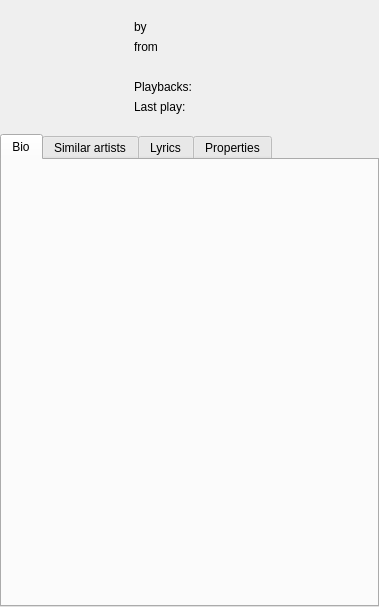
This is src/plugins/lmp/nowplayingwidget.ui in 0xd34df00d/leechcraft as Qt 5 draws it before an edit. The edited form follows.
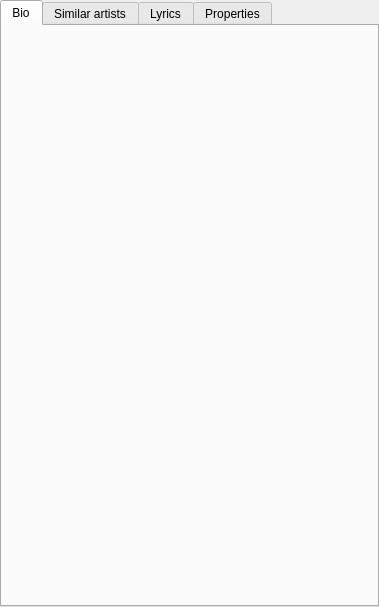
This is the edited form. Custom widgets are drawn as their Qt base class.

Commit message: [LMP] Removed Now Playing subwidget in current track tab.

What changed in the file:
```diff
--- a/src/plugins/lmp/nowplayingwidget.ui
+++ b/src/plugins/lmp/nowplayingwidget.ui
@@ -17,149 +17,6 @@
    <property name="margin">
     <number>0</number>
    </property>
-   <item>
-    <layout class="QHBoxLayout" name="horizontalLayout">
-     <item>
-      <widget class="QLabel" name="Art_">
-       <property name="sizePolicy">
-        <sizepolicy hsizetype="Fixed" vsizetype="Fixed">
-         <horstretch>0</horstretch>
-         <verstretch>0</verstretch>
-        </sizepolicy>
-       </property>
-       <property name="minimumSize">
-        <size>
-         <width>128</width>
-         <height>128</height>
-        </size>
-       </property>
-       <property name="maximumSize">
-        <size>
-         <width>128</width>
-         <height>128</height>
-        </size>
-       </property>
-       <property name="sizeIncrement">
-        <size>
-         <width>1</width>
-         <height>1</height>
-        </size>
-       </property>
-       <property name="baseSize">
-        <size>
-         <width>1</width>
-         <height>1</height>
-        </size>
-       </property>
-       <property name="cursor">
-        <cursorShape>PointingHandCursor</cursorShape>
-       </property>
-       <property name="text">
-        <string/>
-       </property>
-       <property name="scaledContents">
-        <bool>false</bool>
-       </property>
-      </widget>
-     </item>
-     <item>
-      <layout class="QFormLayout" name="TrackInfoLayout_">
-       <property name="fieldGrowthPolicy">
-        <enum>QFormLayout::ExpandingFieldsGrow</enum>
-       </property>
-       <item row="0" column="1">
-        <widget class="QLabel" name="TrackName_">
-         <property name="sizePolicy">
-          <sizepolicy hsizetype="Expanding" vsizetype="Preferred">
-           <horstretch>0</horstretch>
-           <verstretch>0</verstretch>
-          </sizepolicy>
-         </property>
-         <property name="text">
-          <string/>
-         </property>
-        </widget>
-       </item>
-       <item row="1" column="0">
-        <widget class="QLabel" name="label">
-         <property name="text">
-          <string>by</string>
-         </property>
-        </widget>
-       </item>
-       <item row="1" column="1">
-        <widget class="QLabel" name="ArtistName_">
-         <property name="text">
-          <string/>
-         </property>
-        </widget>
-       </item>
-       <item row="2" column="0">
-        <widget class="QLabel" name="label_2">
-         <property name="text">
-          <string>from</string>
-         </property>
-        </widget>
-       </item>
-       <item row="2" column="1">
-        <widget class="QLabel" name="AlbumName_">
-         <property name="text">
-          <string/>
-         </property>
-        </widget>
-       </item>
-       <item row="3" column="1">
-        <widget class="QLabel" name="Genres_">
-         <property name="text">
-          <string/>
-         </property>
-        </widget>
-       </item>
-       <item row="4" column="1">
-        <widget class="QLabel" name="StatsCount_">
-         <property name="text">
-          <string/>
-         </property>
-        </widget>
-       </item>
-       <item row="4" column="0">
-        <widget class="QLabel" name="LabelPlaybacks_">
-         <property name="text">
-          <string>Playbacks:</string>
-         </property>
-        </widget>
-       </item>
-       <item row="5" column="0">
-        <widget class="QLabel" name="LabelLastPlay_">
-         <property name="text">
-          <string>Last play:</string>
-         </property>
-        </widget>
-       </item>
-       <item row="5" column="1">
-        <widget class="QLabel" name="LastPlay_">
-         <property name="text">
-          <string/>
-         </property>
-        </widget>
-       </item>
-      </layout>
-     </item>
-     <item>
-      <spacer name="horizontalSpacer_2">
-       <property name="orientation">
-        <enum>Qt::Horizontal</enum>
-       </property>
-       <property name="sizeHint" stdset="0">
-        <size>
-         <width>40</width>
-         <height>20</height>
-        </size>
-       </property>
-      </spacer>
-     </item>
-    </layout>
-   </item>
    <item>
     <widget class="QTabWidget" name="CurrentSongTabs_">
      <property name="sizePolicy">
```
The commit also changes 3 other files.
